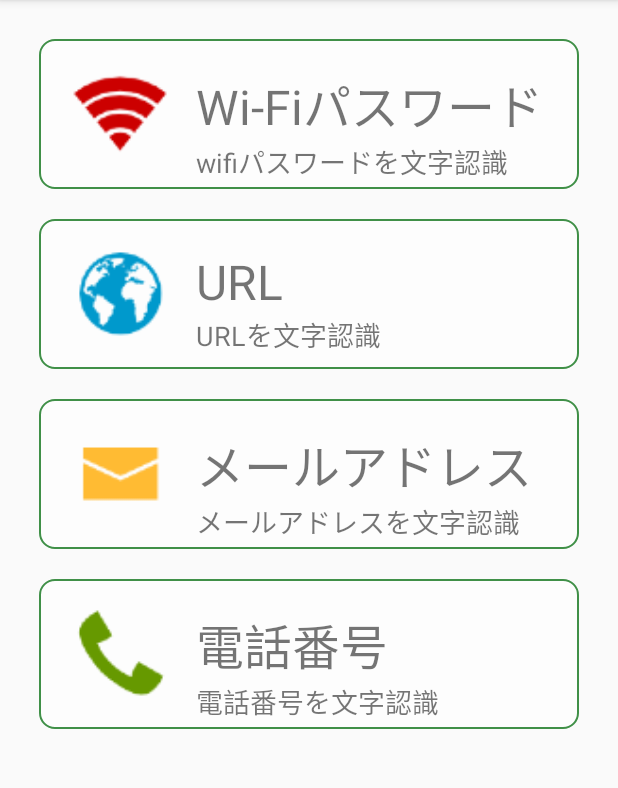
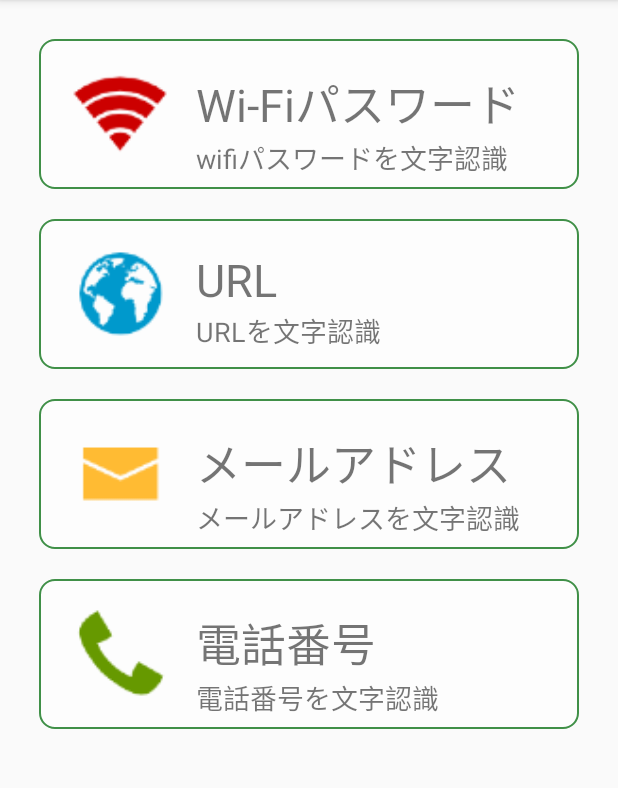
Before and after one commit to toru1055/TextCamera, an Android app: the screen it shows after launch (TopActivity), on a phone screen of 412 x 824 dp, the part 84-872 px from its top. Run offline under Robolectric (Android 15) with nearby library versions, the phone set to English and light mode, and no system bars.

Commit message:
extract string resource

```diff
--- a/app/src/main/AndroidManifest.xml
+++ b/app/src/main/AndroidManifest.xml
@@ -14,6 +14,7 @@
         android:theme="@style/AppTheme" >
         <activity
             android:name=".TopActivity"
+            android:screenOrientation="portrait"
             android:label="@string/app_name" >
             <intent-filter>
                 <action android:name="android.intent.action.MAIN" />
@@ -33,10 +34,12 @@
         </activity>
         <activity
             android:name=".RecognizeResultActivity"
+            android:screenOrientation="portrait"
             android:label="@string/app_name" >
         </activity>
         <activity
             android:name=".SettingActivity"
+            android:screenOrientation="portrait"
             android:label="@string/app_name" >
         </activity>
     </application>
--- a/app/src/main/java/jp/thotta/android/wifipasswordreader/CameraActivity.java
+++ b/app/src/main/java/jp/thotta/android/wifipasswordreader/CameraActivity.java
@@ -207,12 +207,6 @@ public class CameraActivity extends ActionBarActivity {
             }
         };
         frameLayoutCameraPreview.addView(shutterFrameView);
-
-//        TextView textView = new TextView(this);
-//        textView.setText("四角内に入るように撮影してください");
-//        textView.setTextColor(Color.WHITE);
-//        textView.setTextSize(40);
-//        frameLayoutCameraPreview.addView(textView);
     }
 
     @Override
--- a/app/src/main/res/layout/activity_top.xml
+++ b/app/src/main/res/layout/activity_top.xml
@@ -27,9 +27,9 @@
         <TextView
             android:layout_width="wrap_content"
             android:layout_height="wrap_content"
-            android:text="Wi-Fiパスワード"
+            android:text="@string/wifi_title"
             android:id="@+id/textViewWifiTitle"
-            android:textSize="32dp"
+            android:textSize="30dp"
             android:layout_alignParentTop="true"
             android:layout_toRightOf="@+id/imageViewWifi"
             android:layout_toEndOf="@+id/imageViewWifi"
@@ -38,7 +38,7 @@
         <TextView
             android:layout_width="wrap_content"
             android:layout_height="wrap_content"
-            android:text="wifiパスワードを文字認識"
+            android:text="@string/wifi_desc"
             android:id="@+id/textViewWifiDesc"
             android:textSize="18dp"
             android:layout_below="@+id/textViewWifiTitle"
@@ -68,9 +68,9 @@
         <TextView
             android:layout_width="wrap_content"
             android:layout_height="wrap_content"
-            android:text="URL"
+            android:text="@string/url_title"
             android:id="@+id/textViewUrlTitle"
-            android:textSize="32dp"
+            android:textSize="30dp"
             android:layout_alignParentTop="true"
             android:layout_toRightOf="@+id/imageViewUrl"
             android:layout_toEndOf="@+id/imageViewUrl"
@@ -79,7 +79,7 @@
         <TextView
             android:layout_width="wrap_content"
             android:layout_height="wrap_content"
-            android:text="URLを文字認識"
+            android:text="@string/url_desc"
             android:id="@+id/textViewUrlDesc"
             android:textSize="18dp"
             android:layout_below="@+id/textViewUrlTitle"
@@ -109,9 +109,9 @@
         <TextView
             android:layout_width="wrap_content"
             android:layout_height="wrap_content"
-            android:text="メールアドレス"
+            android:text="@string/mail_title"
             android:id="@+id/textViewMailTitle"
-            android:textSize="32dp"
+            android:textSize="30dp"
             android:layout_alignParentTop="true"
             android:layout_toRightOf="@+id/imageViewMail"
             android:layout_toEndOf="@+id/imageViewMail"
@@ -120,7 +120,7 @@
         <TextView
             android:layout_width="wrap_content"
             android:layout_height="wrap_content"
-            android:text="メールアドレスを文字認識"
+            android:text="@string/mail_desc"
             android:id="@+id/textViewMailDesc"
             android:textSize="18dp"
             android:layout_below="@+id/textViewMailTitle"
@@ -150,9 +150,9 @@
         <TextView
             android:layout_width="wrap_content"
             android:layout_height="wrap_content"
-            android:text="電話番号"
+            android:text="@string/tel_title"
             android:id="@+id/textViewTelTitle"
-            android:textSize="32dp"
+            android:textSize="30dp"
             android:layout_alignParentTop="true"
             android:layout_toRightOf="@+id/imageViewTel"
             android:layout_toEndOf="@+id/imageViewTel"
@@ -161,7 +161,7 @@
         <TextView
             android:layout_width="wrap_content"
             android:layout_height="wrap_content"
-            android:text="電話番号を文字認識"
+            android:text="@string/tel_desc"
             android:id="@+id/textViewTelDesc"
             android:textSize="18dp"
             android:layout_below="@+id/textViewTelTitle"
--- a/app/src/main/res/layout/activity_trim_image.xml
+++ b/app/src/main/res/layout/activity_trim_image.xml
@@ -25,7 +25,7 @@
     <TextView
         android:layout_width="wrap_content"
         android:layout_height="wrap_content"
-        android:text="トリミングしてください"
+        android:text="@string/instruction_trimming"
         android:id="@+id/textViewTouchPosition"
         android:layout_alignParentTop="true"
         android:layout_alignParentLeft="true"
@@ -35,7 +35,7 @@
     <Button
         android:layout_width="wrap_content"
         android:layout_height="wrap_content"
-        android:text="原画像"
+        android:text="@string/originate_image_button"
         android:id="@+id/buttonBackToOriginalBitmap"
         android:background="@drawable/layout_button"
         android:textSize="32dp"
@@ -48,7 +48,7 @@
     <Button
         android:layout_width="wrap_content"
         android:layout_height="wrap_content"
-        android:text="決定"
+        android:text="@string/fix_trimmed_image_button"
         android:background="@drawable/layout_button"
         android:id="@+id/buttonFixRegion"
         android:layout_alignParentBottom="true"
--- a/app/src/main/res/values/strings.xml
+++ b/app/src/main/res/values/strings.xml
@@ -9,4 +9,30 @@
     <string name="title_activity_recognize_result">RecognizeResultActivity</string>
     <string name="title_activity_setting">SettingActivity</string>
     <string name="activity_mode">ACTIVITY_MODE</string>
+    <string name="wifi_title">Wi-Fiパスワード</string>
+    <string name="wifi_desc">wifiパスワードを文字認識</string>
+    <string name="url_desc">URLを文字認識</string>
+    <string name="url_title">URL</string>
+    <string name="mail_title">メールアドレス</string>
+    <string name="mail_desc">メールアドレスを文字認識</string>
+    <string name="tel_title">電話番号</string>
+    <string name="tel_desc">電話番号を文字認識</string>
+    <string name="instruction_message_rectangle">※四角内に入るように撮影</string>
+    <string name="instruction_message_autofocus">※画面タップでフォーカス</string>
+    <string name="setting_title">設定</string>
+    <string name="resolution_setting_title">解像度の設定</string>
+    <string name="finish_setting">設定完了</string>
+    <string name="instruction_trimming">トリミングしてください</string>
+    <string name="originate_image_button">原画像</string>
+    <string name="fix_trimmed_image_button">決定</string>
+    <string name="target_image_title">対象の画像</string>
+    <string name="recognize_result_title">文字認識結果</string>
+    <string name="correct_instruction_message">※誤認識があれば修正してください</string>
+    <string name="select_app_title">起動するアプリを選択</string>
+    <string name="clear_button">クリア</string>
+    <string name="copy_button">コピー</string>
+    <string name="wifi_button_name">WIFI設定</string>
+    <string name="browser_button_name">ブラウザ</string>
+    <string name="mail_button_name">メール</string>
+    <string name="phone_button_name">電話</string>
 </resources>
```
Also changed, not shown: app/src/main/java/jp/thotta/android/wifipasswordreader/RecognizeResultActivity.java (+5 -5 lines), app/src/main/res/layout/activity_camera.xml (+10 -5 lines), app/src/main/res/layout/activity_recognize_result.xml (+7 -7 lines), app/src/main/res/layout/activity_setting.xml (+12 -3 lines).
